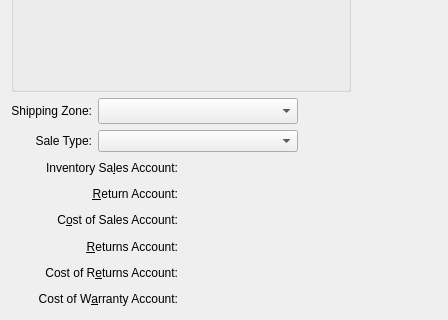
Pegasus-RPG/xtuple-client, file guiclient/salesAccount.ui: the form before one commit; both pictures show x 0 to 448 and y 254 to 574 of the 448 by 574 pixel window.
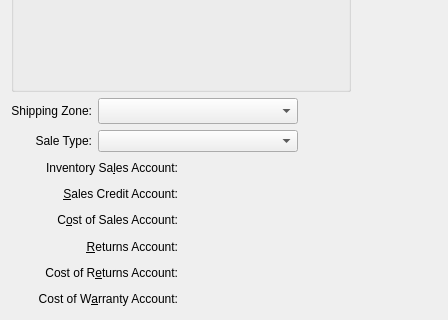
The form after the commit. Custom widgets are drawn as their Qt base class.

Commit message: Issue #26802: Rename Credit Memo/Return to Sales Credit consistently

```diff
--- a/guiclient/salesAccount.ui
+++ b/guiclient/salesAccount.ui
@@ -189,7 +189,7 @@
      <item row="1" column="0">
       <widget class="QLabel" name="_creditLit">
        <property name="text">
-        <string>&amp;Return Account:</string>
+        <string>&amp;Sales Credit Account:</string>
        </property>
        <property name="alignment">
         <set>Qt::AlignRight|Qt::AlignTrailing|Qt::AlignVCenter</set>
```
The commit also changes 30 other files.
